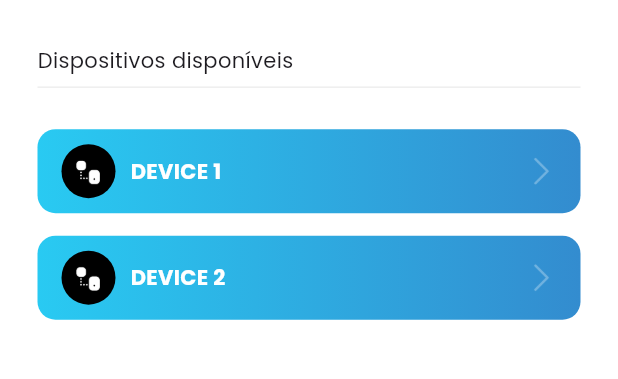
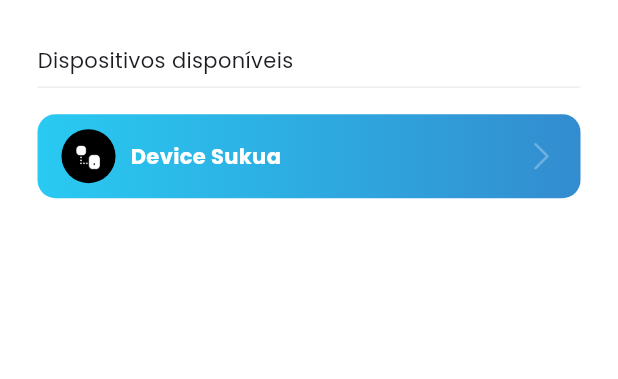
Before and after one commit to sukuasoft/sopra-aqui, a Flutter app: the screen it shows after launch, on a phone screen of 412 x 824 dp, the part 120-499 px from its top. Run offline on Flutter 3.47's test engine with Material 3 defaults, Android fonts, the phone set to English and light mode, and no system bars; our stand-ins replace flutter_bluetooth_serial, fluttertoast, permission_handler.

Commit message:
add libs for connection
Signed-off-by: Sebastião Sukuakueche <sukuakueches@gmail.com>

```diff
--- /dev/null
+++ b/lib/helpers/app_helper.dart
@@ -0,0 +1,18 @@
+import 'package:flutter/material.dart';
+import 'package:fluttertoast/fluttertoast.dart';
+import 'package:permission_handler/permission_handler.dart';
+
+class AppHelper {
+  static Future<void> requestAllPermissions() async {
+    try {
+      var status = await Permission.bluetooth.status;
+      if (status.isDenied) {
+        await Permission.bluetooth.request();
+      }
+    } catch (e) {
+
+      Fluttertoast.showToast(msg: 'Erro ao solicitar as permissões', backgroundColor: Colors.red);
+      print(e.toString());
+    }
+  }
+}
--- a/lib/main.dart
+++ b/lib/main.dart
@@ -1,5 +1,7 @@
 import 'package:flutter/material.dart';
+import 'package:provider/provider.dart';
 import 'package:sopra_aqui/pages/splash_screen.dart';
+import 'package:sopra_aqui/providers/main.dart';
 import 'package:sopra_aqui/themes/basic.dart';
 
 void main() {
@@ -11,10 +13,11 @@ class MyApp extends StatelessWidget {
 
   @override
   Widget build(BuildContext context) {
-    return MaterialApp(
+    return ChangeNotifierProvider(create: (context) => MainProvider(),
+    child: MaterialApp(
       title: 'Sopra Aqui',
       theme: AppTheme.light,
       home: SplashScreenPage(),
-    );
+    ),);
   }
 }
--- /dev/null
+++ b/lib/models/device_connection.dart
@@ -0,0 +1,28 @@
+import 'package:sopra_aqui/models/alcohol_test.dart';
+import 'package:sopra_aqui/models/device.dart';
+import 'package:flutter_bluetooth_serial/flutter_bluetooth_serial.dart';
+
+class DeviceConnection {
+  final DeviceModel device;
+  late BluetoothConnection connection;
+  AlcoholTest? currentTest;
+  final List<AlcoholTest> history = [];
+  bool isConnected = false;
+
+  DeviceConnection({required this.device});
+
+  Future<bool> connectDevice() async {
+    try {
+      final con = await BluetoothConnection.toAddress(device.address);
+
+      if (connection.isConnected) {
+        isConnected = true;
+        connection = con;
+        return true;
+      }
+    } catch (e) {
+      print('Houve um problema!');
+    }
+    return false;
+  }
+}
--- a/lib/pages/devices.dart
+++ b/lib/pages/devices.dart
@@ -1,5 +1,6 @@
 import 'package:flutter/material.dart';
-import 'package:sopra_aqui/models/device.dart';
+import 'package:provider/provider.dart';
+import 'package:sopra_aqui/providers/main.dart';
 import 'package:sopra_aqui/themes/colors.dart';
 import 'package:sopra_aqui/widgets/app_layout.dart';
 import 'package:sopra_aqui/widgets/device_button.dart';
@@ -7,17 +8,14 @@ import 'package:sopra_aqui/widgets/device_button.dart';
 
 class DevicesPage extends StatelessWidget {
 
-  DevicesPage({super.key});
-
-  final List<DeviceModel> devices = [
-
-    DeviceModel(address: '', name: 'DEVICE 1'),
-    DeviceModel(address: '', name: 'DEVICE 2')
-  ];
+  const DevicesPage({super.key});
 
   @override
   Widget build(BuildContext context) {
     return AppLayout(
+      actionRefreshButton: () async{
+        await context.read<MainProvider>().fetchDevices();
+      },
         child: Column(
       crossAxisAlignment: CrossAxisAlignment.start,
       children: [
@@ -25,17 +23,26 @@ class DevicesPage extends StatelessWidget {
         Divider(
           color: AppColors.gray,
         ),
-        SizedBox(
-          height: 20,
-        ),
-        Expanded(
-            child: ListView.separated(
+        SizedBox(height: 10,),
+
+        Consumer<MainProvider>(builder: (context, provider, child) {
+
+          if (provider.devices.isEmpty) {
+return Text('* Sem nenhum dispositivo',
+          style: TextStyle(
+            color: AppColors.grayDark,
+            fontSize: 10
+          ),);
+          }
+       return   Expanded(
+            child:
+           ListView.separated(
                 separatorBuilder: (context, index) => SizedBox(
                       height: 15,
                     ),
-                itemCount: devices.length,
+                itemCount: provider.devices.length,
                 itemBuilder: (context, index) =>
-                    DeviceButton(device: devices[index])))
+                    DeviceButton(device: provider.devices[index])),);})
       ],
     ));
   }
--- /dev/null
+++ b/lib/providers/main.dart
@@ -0,0 +1,54 @@
+import 'package:flutter/material.dart';
+import 'package:sopra_aqui/helpers/app_helper.dart';
+import 'package:sopra_aqui/models/device.dart';
+import 'package:sopra_aqui/models/device_connection.dart';
+import 'package:sopra_aqui/repositories/device.dart';
+
+class MainProvider extends ChangeNotifier {
+  List<DeviceModel> _devices = [];
+
+
+  set devices(List<DeviceModel> value) {
+    _devices = value;
+    notifyListeners();
+  }
+
+  List<DeviceModel> get devices {
+    return _devices;
+  }
+
+
+  DeviceConnection? _deviceConnected;
+
+  DeviceConnection?  get deviceConnected {
+    return _deviceConnected;
+  }
+
+  bool _isRefreshing = false;
+
+  set isRefreshing(bool value) {
+    _isRefreshing = value;
+    notifyListeners();
+  }
+
+  bool get isRefreshing {
+    return _isRefreshing;
+  }
+
+  Future<void> fetchDevices()async {
+    await AppHelper.requestAllPermissions();
+    devices = await DeviceRepository.getDevices();
+
+  }
+
+  Future<bool> connectDevice(DeviceModel device)async{
+    final connection=  DeviceConnection(device: device);
+   await connection.connectDevice();
+
+    if (!connection.isConnected) return false;
+
+    _deviceConnected = connection;
+    notifyListeners();
+    return true;
+  }
+}
--- /dev/null
+++ b/lib/repositories/device.dart
@@ -0,0 +1,27 @@
+import 'package:flutter/material.dart';
+import 'package:flutter_bluetooth_serial/flutter_bluetooth_serial.dart';
+import 'package:fluttertoast/fluttertoast.dart';
+import 'package:sopra_aqui/models/device.dart';
+
+class DeviceRepository {
+  static Future<List<DeviceModel>> getDevices() async {
+    List<DeviceModel> devices = [
+      DeviceModel(address: '123', name: 'Device Sukua')
+    ];
+
+    try {
+      List<BluetoothDevice> btDevices =
+          await FlutterBluetoothSerial.instance.getBondedDevices();
+
+      for (final btDevice in btDevices) {
+        devices
+            .add(DeviceModel(address: btDevice.address, name: btDevice.name ?? 'Sem nome'));
+      }
+    } catch (e) {
+      Fluttertoast.showToast(msg: 'Erro ao buscar os dispositivos', backgroundColor: Colors.red);
+      print('Houve um problema!');
+    }
+
+    return devices;
+  }
+}
--- a/lib/widgets/about_bottom_sheet.dart
+++ b/lib/widgets/about_bottom_sheet.dart
@@ -46,13 +46,14 @@ class AboutBottomSheet extends StatelessWidget {
         Text('O Sopra Aqui é um aplicativo inovador desenvolvido para auxiliar no monitoramento dos níveis de álcool no organismo de forma rápida e intuitiva. Através da conexão com um bafômetro, o aplicativo mede a taxa de álcool no sangue (BAC) e classifica os resultados em três níveis: Seguro, Alerta e Perigoso.',
         textAlign: TextAlign.justify,
         style: TextStyle(
-
+        fontSize: 12
         ),),
 
         SizedBox(height: 20,),
 
          Text('Desenvolvido por', style: TextStyle(
           fontWeight: FontWeight.bold,
+          fontSize: 12
         ),),
         SizedBox(height: 15,),
         ],),),
--- a/lib/widgets/app_layout.dart
+++ b/lib/widgets/app_layout.dart
@@ -1,49 +1,89 @@
 import 'package:flutter/material.dart';
+import 'package:provider/provider.dart';
+import 'package:sopra_aqui/providers/main.dart';
 import 'package:sopra_aqui/themes/colors.dart';
 import 'package:sopra_aqui/widgets/about_bottom_sheet.dart';
 
 class AppLayout extends StatelessWidget {
-  const AppLayout({super.key, required this.child});
+  const AppLayout({super.key, required this.child, this.actionRefreshButton});
 
   final Widget child;
+  final Future<void> Function()? actionRefreshButton;
 
   @override
   Widget build(BuildContext context) {
     return Scaffold(
-      body: Container(
+        body: Container(
       width: double.infinity,
       height: double.infinity,
-      decoration: BoxDecoration(
-        color: Colors.white
-      ),
-      child: SafeArea(child: Padding(padding: EdgeInsets.symmetric(
-        horizontal: 25, vertical: 30
-      ), child:Column(children: [
-        Row(children: [
-          Image.asset('assets/images/logo.png', width: 50,),
-          SizedBox(width: 10,),
-          Text('SOPRA AQUI', style: TextStyle(fontWeight: FontWeight.bold,
-          fontSize: 18,),),
+      decoration: BoxDecoration(color: Colors.white),
+      child: SafeArea(
+          child: Padding(
+        padding: EdgeInsets.symmetric(horizontal: 25, vertical: 30),
+        child: Column(
+          children: [
+            Row(
+              children: [
+                Image.asset(
+                  'assets/images/logo.png',
+                  width: 50,
+                ),
+                SizedBox(
+                  width: 10,
+                ),
+                Text(
+                  'SOPRA AQUI',
+                  style: TextStyle(
+                    fontWeight: FontWeight.bold,
+                    fontSize: 18,
+                  ),
+                ),
+                Expanded(child: Container()),
+                IconButton(
+                  onPressed: () {
+                    showModalBottomSheet(
+                        context: context,
+                        builder: (context) => AboutBottomSheet());
+                  },
+                  icon: Image.asset(
+                    'assets/images/info.png',
+                    width: 18,
+                  ),
+                  style: ButtonStyle(
+                      backgroundColor: WidgetStatePropertyAll(AppColors.gray)),
+                ),
+                IgnorePointer(
+                  ignoring:     context.watch<MainProvider>().isRefreshing,
+                  child: IconButton(
 
-          Expanded(child: Container()),
-          IconButton(onPressed: (){
-            showModalBottomSheet(context: context,
+                  onPressed: () async {
+                    if (actionRefreshButton == null ||
+                        context.read<MainProvider>().isRefreshing) {
+                        return;}
+                    context.read<MainProvider>().isRefreshing = true;
 
-          builder: (context) => AboutBottomSheet());
-          }, icon: Image.asset('assets/images/info.png', width: 18,),
-          style: ButtonStyle(
-            backgroundColor: WidgetStatePropertyAll(AppColors.gray)
-          ),),
-
-           IconButton(onPressed: (){}, icon: Image.asset('assets/images/reload.png', width: 18,),
-          style: ButtonStyle(
-            backgroundColor: WidgetStatePropertyAll(AppColors.gray)
-          ),)
-        ],),
-        SizedBox(height: 30,)
-,         Expanded(child: child)
-      ],),)),
-      )
-    );
+                    await actionRefreshButton!();
+                    context.read<MainProvider>().isRefreshing = false;
+                  },
+                  icon: Image.asset(
+                    context.watch<MainProvider>().isRefreshing
+                        ? 'assets/images/load-black.gif'
+                        : 'assets/images/reload.png',
+                    width: 18,
+                  ),
+                  style: ButtonStyle(
+                      backgroundColor: WidgetStatePropertyAll(AppColors.gray)),
+                ),
+                )
+              ],
+            ),
+            SizedBox(
+              height: 30,
+            ),
+            Expanded(child: child)
+          ],
+        ),
+      )),
+    ));
   }
 }
--- a/lib/widgets/device_button.dart
+++ b/lib/widgets/device_button.dart
@@ -1,19 +1,46 @@
 import 'package:flutter/material.dart';
+import 'package:fluttertoast/fluttertoast.dart';
+import 'package:provider/provider.dart';
 import 'package:sopra_aqui/models/device.dart';
 import 'package:sopra_aqui/pages/device.dart';
+import 'package:sopra_aqui/providers/main.dart';
 import 'package:sopra_aqui/themes/colors.dart';
 
-class DeviceButton extends StatelessWidget {
+class DeviceButton extends StatefulWidget {
   const DeviceButton({super.key, required this.device});
 
   final DeviceModel device;
 
   @override
+  State<DeviceButton> createState() => _DeviceButtonState();
+}
+
+class _DeviceButtonState extends State<DeviceButton> {
+  bool _isConnecting = false;
+
+  @override
   Widget build(BuildContext context) {
-    return GestureDetector(onTap: (){
-      Navigator.of(context).push(MaterialPageRoute(builder:
-      (context)=>DevicePage()));
+    return GestureDetector(
+      onTap: () async {
+        setState(() {
+          _isConnecting = true;
+        });
 
+        final isConnected =
+            await context.read<MainProvider>().connectDevice(widget.device);
+
+        setState(() {
+          _isConnecting = false;
+        });
+
+        if (isConnected) {
+          Navigator.of(context)
+              .push(MaterialPageRoute(builder: (context) => DevicePage()));
+        }
+        else{
+          Fluttertoast.showToast(msg: 'Não foi possível conectar ao ${widget.device.name}',
+          backgroundColor: Colors.red);
+        }
       },
       child: Container(
         padding: EdgeInsets.symmetric(vertical: 10, horizontal: 16),
@@ -25,27 +52,41 @@ class DeviceButton extends StatelessWidget {
                 colors: [
                   AppColors.primary,
                   AppColors.primaryDark,
-       ])
-
-      ),
-      child: Row(children: [
+                ])),
+        child: Row(
+          children: [
             Container(
               padding: EdgeInsets.all(8),
-          decoration: BoxDecoration(color: Colors.black,
-        borderRadius: BorderRadius.circular(30)
-          )
-          , child: Image.asset('assets/images/iot.png', width: 20,),),
-
-
-SizedBox(width: 10,),
-          Text(device.name, style: TextStyle(
+              decoration: BoxDecoration(
+                  color: Colors.black, borderRadius: BorderRadius.circular(30)),
+              child: Image.asset(
+                'assets/images/iot.png',
+                width: 20,
+              ),
+            ),
+            SizedBox(
+              width: 10,
+            ),
+            Text(
+              widget.device.name,
+              style: TextStyle(
                   fontWeight: FontWeight.bold,
                   fontSize: 14,
-            color: Colors.white
-          ),),
+                  color: Colors.white),
+            ),
             Expanded(child: Container()),
-        Opacity(opacity: 0.3, child:   Image.asset('assets/images/arrow-right.png', width: 20,),)
-      ],),
-    ),);
+            Opacity(
+              opacity: 0.3,
+              child: Image.asset(
+                _isConnecting
+                    ? 'assets/images/load.gif'
+                    : 'assets/images/arrow-right.png',
+                width: 20,
+              ),
+            )
+          ],
+        ),
+      ),
+    );
   }
 }
--- a/pubspec.yaml
+++ b/pubspec.yaml
@@ -34,6 +34,10 @@ dependencies:
   # The following adds the Cupertino Icons font to your application.
   # Use with the CupertinoIcons class for iOS style icons.
   cupertino_icons: ^1.0.8
+  flutter_bluetooth_serial: ^0.4.0
+  provider: ^6.1.2
+  permission_handler: ^11.4.0
+  fluttertoast: ^8.2.12
 
 dev_dependencies:
   flutter_test:
```
Also changed, not shown: lib/helpers/alcohol_test_helper.dart (added, +16 -0 lines), lib/models/alcohol_test.dart (added, +11 -0 lines), lib/pages/splash_screen.dart (+7 -1 lines), assets/images/load-black.gif (added), pubspec.lock, 1 other file. Lines whose indentation alone changed are shown as unchanged.
